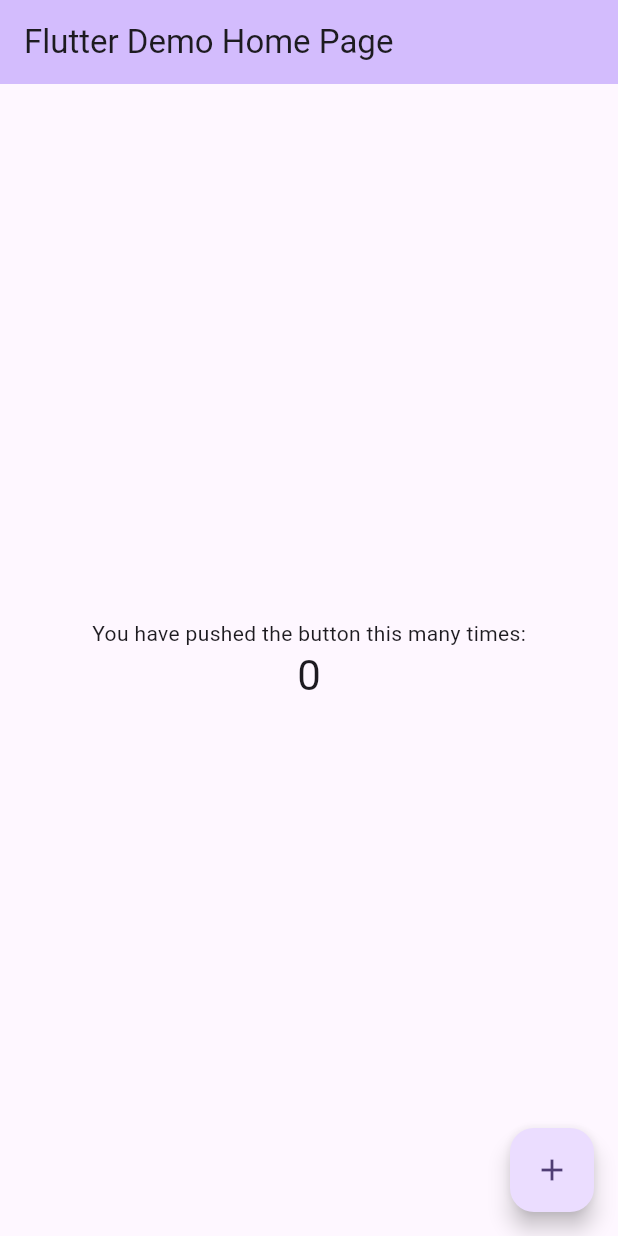
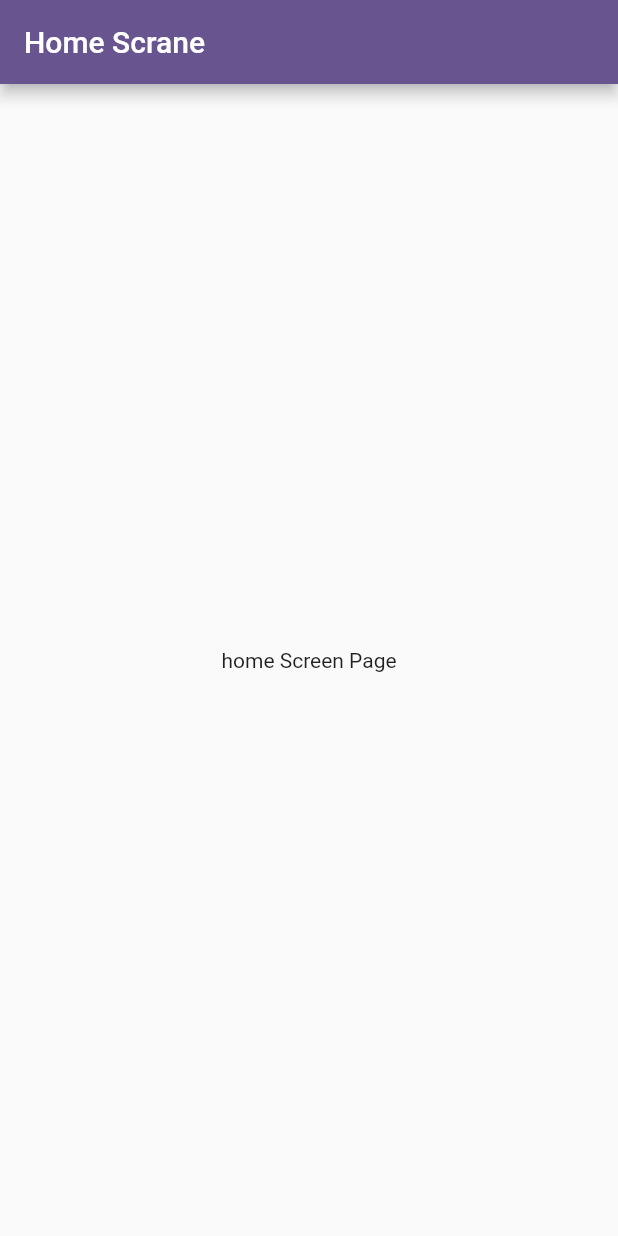
Before and after one commit to m-maqshm/An-Najah-Institute-Project, a Flutter app: the screen it shows after launch, on a phone screen of 412 x 824 dp. Run offline on Flutter 3.47's test engine with Material 3 defaults, Android fonts, the phone set to English and light mode, and no system bars.

Commit message:
add route maneger

```diff
--- /dev/null
+++ b/lib/core/views/screens/home_screen.dart
@@ -0,0 +1,14 @@
+import 'package:flutter/material.dart';
+
+class HomeScreen extends StatelessWidget {
+  const HomeScreen({super.key});
+
+  @override
+  Widget build(BuildContext context) {
+
+    return Scaffold(
+      appBar: AppBar(title: Text('Home Scrane'),),
+      body: Center(child: Text('home Screen Page'),),
+    );
+  }
+}
--- /dev/null
+++ b/lib/helpers/route_manager.dart
@@ -0,0 +1,15 @@
+
+import 'package:an_najah_project/core/views/screens/home_screen.dart';
+import 'package:an_najah_project/core/views/screens/spalsh_screen.dart';
+import 'package:flutter/material.dart';
+
+class RouteManager{
+  static Route<dynamic>? generateRoute(RouteSettings settings){
+    switch(settings.name){
+      case '/splash':return MaterialPageRoute(builder: (ctx)=>SplashScreen());
+      case '/home':return MaterialPageRoute(builder: (ctx)=>HomeScreen());
+
+      case '/default':return MaterialPageRoute(builder: (ctx)=>SplashScreen());
+    }
+  }
+}
--- a/lib/main.dart
+++ b/lib/main.dart
@@ -1,3 +1,4 @@
+import 'package:an_najah_project/helpers/route_manager.dart';
 import 'package:flutter/material.dart';
 
 void main() {
@@ -10,116 +11,16 @@
   // This widget is the root of your application.
   @override
   Widget build(BuildContext context) {
-    return MaterialApp(
-      title: 'Flutter Demo',
-      theme: ThemeData(
-        // This is the theme of your application.
-        //
-        // TRY THIS: Try running your application with "flutter run". You'll see
-        // the application has a purple toolbar. Then, without quitting the app,
-        // try changing the seedColor in the colorScheme below to Colors.green
-        // and then invoke "hot reload" (save your changes or press the "hot
-        // reload" button in a Flutter-supported IDE, or press "r" if you used
-        // the command line to start the app).
-        //
-        // Notice that the counter didn't reset back to zero; the application
-        // state is not lost during the reload. To reset the state, use hot
-        // restart instead.
-        //
-        // This works for code too, not just values: Most code changes can be
-        // tested with just a hot reload.
-        colorScheme: ColorScheme.fromSeed(seedColor: Colors.deepPurple),
-        useMaterial3: true,
+    return SafeArea(
+      child: MaterialApp(
+        onGenerateRoute: RouteManager.generateRoute,
+        initialRoute: '/splash',
+        title: 'Flutter Demo',
+        theme: ThemeData(
+          colorScheme: ColorScheme.fromSeed(seedColor: Colors.deepPurple),
+          useMaterial3: false,
+        ),
       ),
-      home: const MyHomePage(title: 'Flutter Demo Home Page'),
     );
   }
 }
-
-class MyHomePage extends StatefulWidget {
-  const MyHomePage({super.key, required this.title});
-
-  // This widget is the home page of your application. It is stateful, meaning
-  // that it has a State object (defined below) that contains fields that affect
-  // how it looks.
-
-  // This class is the configuration for the state. It holds the values (in this
-  // case the title) provided by the parent (in this case the App widget) and
-  // used by the build method of the State. Fields in a Widget subclass are
-  // always marked "final".
-
-  final String title;
-
-  @override
-  State<MyHomePage> createState() => _MyHomePageState();
-}
-
-class _MyHomePageState extends State<MyHomePage> {
-  int _counter = 0;
-
-  void _incrementCounter() {
-    setState(() {
-      // This call to setState tells the Flutter framework that something has
-      // changed in this State, which causes it to rerun the build method below
-      // so that the display can reflect the updated values. If we changed
-      // _counter without calling setState(), then the build method would not be
-      // called again, and so nothing would appear to happen.
-      _counter++;
-    });
-  }
-
-  @override
-  Widget build(BuildContext context) {
-    // This method is rerun every time setState is called, for instance as done
-    // by the _incrementCounter method above.
-    //
-    // The Flutter framework has been optimized to make rerunning build methods
-    // fast, so that you can just rebuild anything that needs updating rather
-    // than having to individually change instances of widgets.
-    return Scaffold(
-      appBar: AppBar(
-        // TRY THIS: Try changing the color here to a specific color (to
-        // Colors.amber, perhaps?) and trigger a hot reload to see the AppBar
-        // change color while the other colors stay the same.
-        backgroundColor: Theme.of(context).colorScheme.inversePrimary,
-        // Here we take the value from the MyHomePage object that was created by
-        // the App.build method, and use it to set our appbar title.
-        title: Text(widget.title),
-      ),
-      body: Center(
-        // Center is a layout widget. It takes a single child and positions it
-        // in the middle of the parent.
-        child: Column(
-          // Column is also a layout widget. It takes a list of children and
-          // arranges them vertically. By default, it sizes itself to fit its
-          // children horizontally, and tries to be as tall as its parent.
-          //
-          // Column has various properties to control how it sizes itself and
-          // how it positions its children. Here we use mainAxisAlignment to
-          // center the children vertically; the main axis here is the vertical
-          // axis because Columns are vertical (the cross axis would be
-          // horizontal).
-          //
-          // TRY THIS: Invoke "debug painting" (choose the "Toggle Debug Paint"
-          // action in the IDE, or press "p" in the console), to see the
-          // wireframe for each widget.
-          mainAxisAlignment: MainAxisAlignment.center,
-          children: <Widget>[
-            const Text(
-              'You have pushed the button this many times:',
-            ),
-            Text(
-              '$_counter',
-              style: Theme.of(context).textTheme.headlineMedium,
-            ),
-          ],
-        ),
-      ),
-      floatingActionButton: FloatingActionButton(
-        onPressed: _incrementCounter,
-        tooltip: 'Increment',
-        child: const Icon(Icons.add),
-      ), // This trailing comma makes auto-formatting nicer for build methods.
-    );
-  }
-}
```
Also changed, not shown: lib/core/views/screens/spalsh_screen.dart (added, +43 -0 lines).
